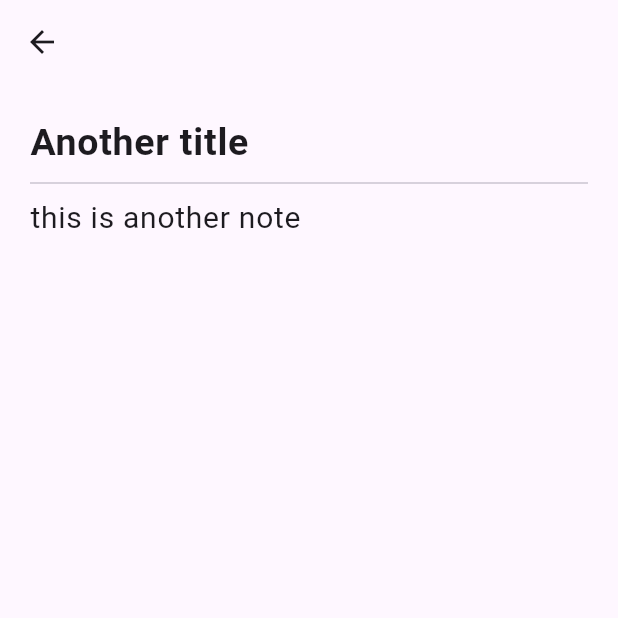
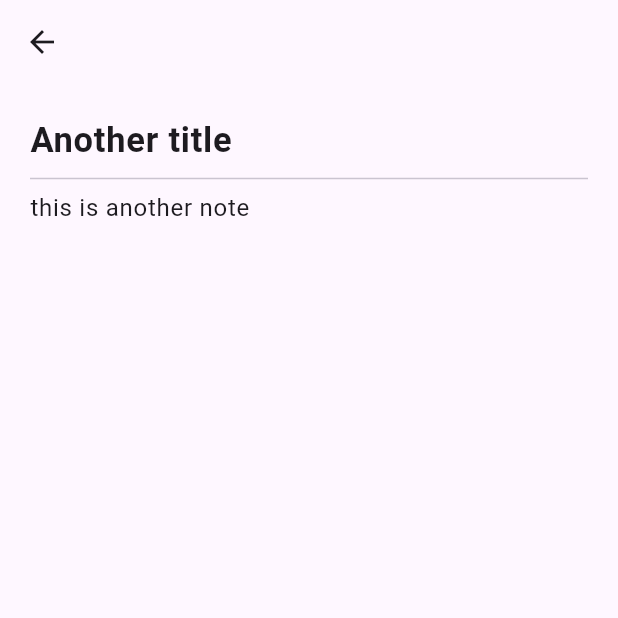
Before and after one commit to r280822a/my_notes, a Flutter app: the screen it shows after launch, after a tap on "Another title", on a phone screen of 412 x 824 dp, the top half of it. Run offline on Flutter 3.47's test engine with Material 2 defaults, Android fonts, the phone set to English and light mode, and no system bars.

Commit message:
Added test note

```diff
--- a/lib/main.dart
+++ b/lib/main.dart
@@ -24,5 +24,6 @@ class MyApp extends StatelessWidget {
 
 List<List<String>> notes = [
   ["Title", "This is a note"],
-  ["Another title", "this is another note"]
+  ["Another title", "this is another note"],
+  ["Title12345678912345678912345", "1234567981234567891234567891234567891234"]
 ];
--- a/lib/pages/note.dart
+++ b/lib/pages/note.dart
@@ -13,7 +13,7 @@ class _NoteState extends State<Note> {
     return TextFormField(
       style: TextStyle(
         fontWeight: isTitle ? FontWeight.bold : FontWeight.normal,
-        fontSize: isTitle ? 25 : 20,
+        fontSize: isTitle ? 23 : 16,
       ),
       maxLines: isTitle ? 1 : null,
       decoration: const InputDecoration(
```
